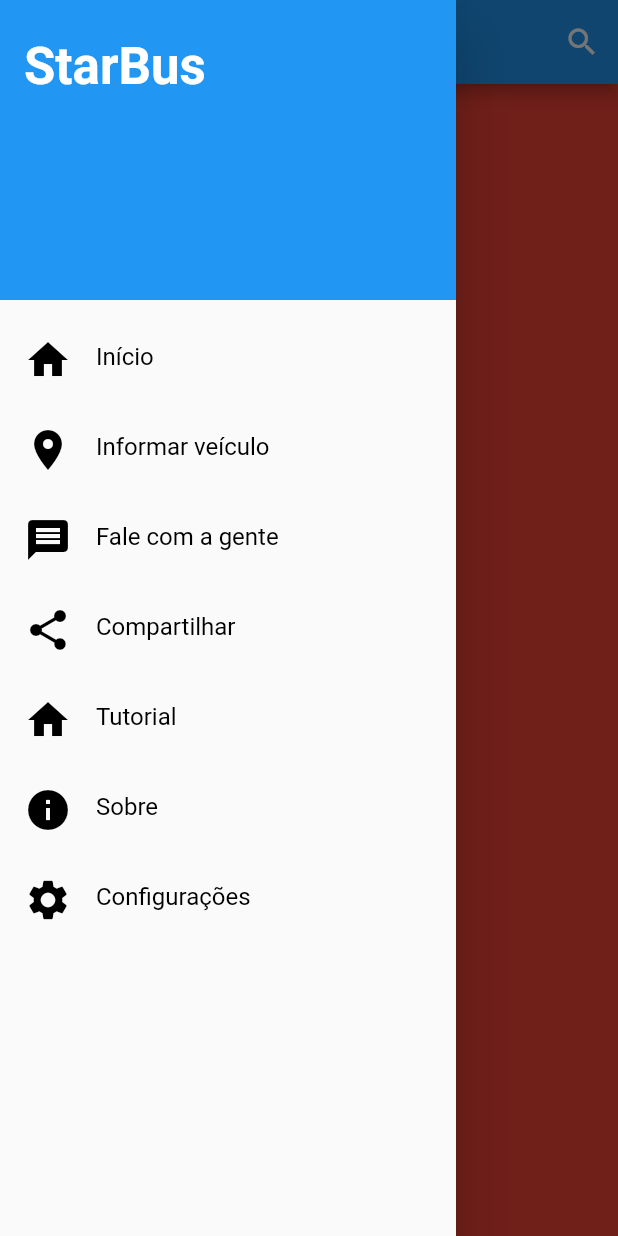
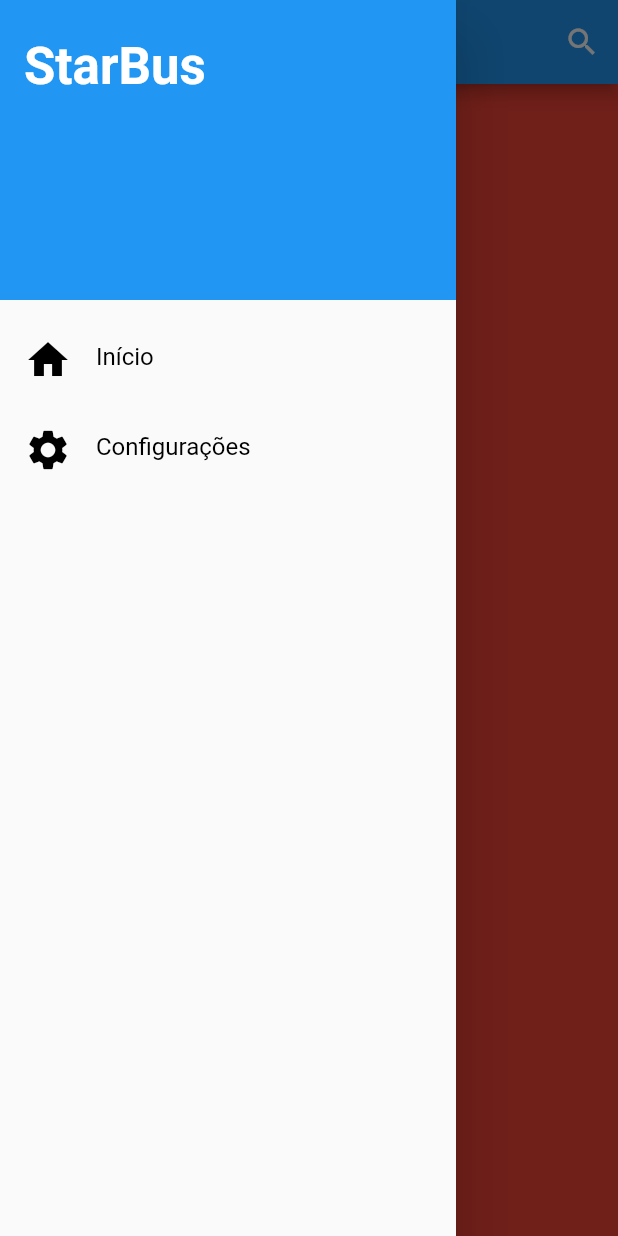
Before and after one commit to siliosffreitas/itp, a Flutter app: the screen it shows after launch, with the side drawer open, on a phone screen of 412 x 824 dp. Run offline on Flutter 3.47's test engine with Material 2 defaults, Android fonts, the phone set to English and light mode, and no system bars.

Commit message:
navegando atraves do drawer

```diff
--- a/lib/screens/home_screen.dart
+++ b/lib/screens/home_screen.dart
@@ -1,10 +1,11 @@
 import 'package:flutter/material.dart';
 import 'package:itp/screens/tabs/map_tab.dart';
+import 'package:itp/screens/tabs/settings_tab.dart';
 import 'package:itp/screens/widgets/custom_drawer.dart';
 
 class HomeScreen extends StatelessWidget {
+  PageController _pageController = PageController();
 
-  PageController _pageController = PageController();
   @override
   Widget build(BuildContext context) {
     return PageView(
@@ -17,19 +18,23 @@ class HomeScreen extends StatelessWidget {
             actions: <Widget>[
               IconButton(
                 icon: Icon(Icons.search),
-                onPressed: (){},
+                onPressed: () {},
                 tooltip: "Pesquisar",
               )
             ],
           ),
+          drawer: CustomDrawer(_pageController),
+          body: MapTab(),
+        ),
+        Scaffold(
+          appBar: AppBar(
+            title: Text("Configurações"),
+          ),
+          drawer: CustomDrawer(_pageController),
+          body: SettingsTab(),
+        ),
 
-          drawer: CustomDrawer(),
-          body: MapTab(),
-
-        )
 //        ,
-//        Container(color: Colors.red,),
-//        Container(color: Colors.green,)
       ],
     );
   }
--- /dev/null
+++ b/lib/screens/tabs/settings_tab.dart
@@ -0,0 +1,8 @@
+import 'package:flutter/material.dart';
+
+class SettingsTab extends StatelessWidget {
+  @override
+  Widget build(BuildContext context) {
+    return Container(color: Colors.green,);
+  }
+}
--- a/lib/screens/widgets/custom_drawer.dart
+++ b/lib/screens/widgets/custom_drawer.dart
@@ -2,6 +2,10 @@ import 'package:flutter/material.dart';
 import 'package:itp/tiles/drawer_tile.dart';
 
 class CustomDrawer extends StatelessWidget {
+  PageController _pageController = PageController();
+
+  CustomDrawer(this._pageController);
+
   @override
   Widget build(BuildContext context) {
     return Drawer(
@@ -28,13 +32,13 @@ class CustomDrawer extends StatelessWidget {
               ],
             ),
           ),
-          DrawerTile(Icons.home, "Início"),
-          DrawerTile(Icons.place, "Informar veículo"),
-          DrawerTile(Icons.message, "Fale com a gente"),
-          DrawerTile(Icons.share, "Compartilhar"),
-          DrawerTile(Icons.home, "Tutorial"),
-          DrawerTile(Icons.info, "Sobre"),
-          DrawerTile(Icons.settings, "Configurações"),
+          DrawerTile(Icons.home, "Início", _pageController, 0),
+//          DrawerTile(Icons.place, "Informar veículo", _pageController, 1),
+//          DrawerTile(Icons.message, "Fale com a gente", _pageController, 2),
+//          DrawerTile(Icons.share, "Compartilhar", _pageController, 3),
+//          DrawerTile(Icons.home, "Tutorial", _pageController, 4),
+//          DrawerTile(Icons.info, "Sobre", _pageController, 5),
+          DrawerTile(Icons.settings, "Configurações", _pageController, 1),
         ],
       ),
     );
--- a/lib/tiles/drawer_tile.dart
+++ b/lib/tiles/drawer_tile.dart
@@ -3,8 +3,10 @@ import 'package:flutter/material.dart';
 class DrawerTile extends StatelessWidget {
   final IconData icon;
   final String text;
+  PageController _pageController;
+  final int page;
 
-  DrawerTile(this.icon, this.text);
+  DrawerTile(this.icon, this.text, this._pageController, this.page);
 
   @override
   Widget build(BuildContext context) {
@@ -30,7 +32,10 @@ class DrawerTile extends StatelessWidget {
             ],
           ),
         ),
-        onTap: () {},
+        onTap: () {
+          Navigator.of(context).pop();
+          _pageController.jumpToPage(page);
+        },
       ),
     );
   }
```
